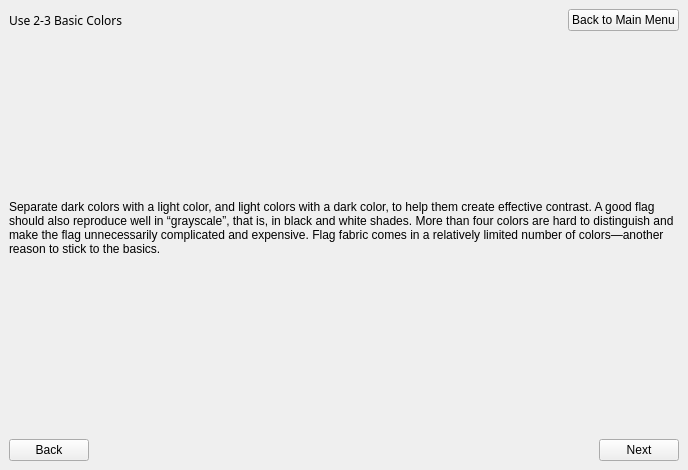
This is usebasiccolorslesson.ui in zxjorge/EDApp as Qt 5 draws it before an edit. The edited form follows.
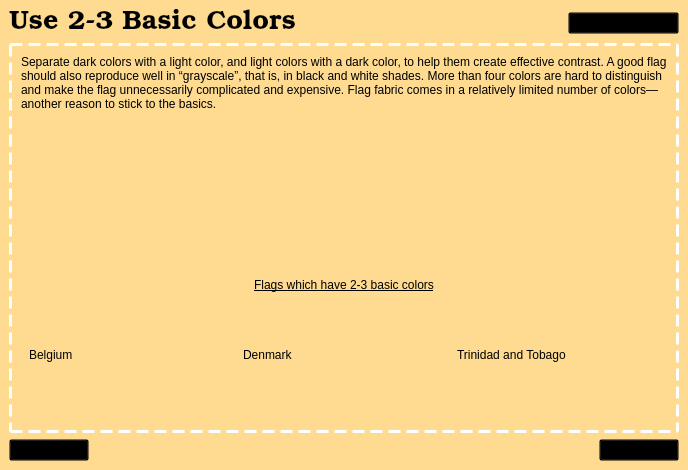
This is the edited form. The open tabs and pages were chosen to show the change. Icons and pictures are not drawn.

Commit message: Second page for keep simple and basic colors have been revamped

Diff of the .ui file:
```diff
--- a/usebasiccolorslesson.ui
+++ b/usebasiccolorslesson.ui
@@ -296,25 +296,37 @@
    </layout>
   </widget>
   <widget class="QWidget" name="page_2">
-   <layout class="QVBoxLayout" name="verticalLayout_4">
+   <property name="styleSheet">
+    <string notr="true">background-color: rgb(255, 219, 146);</string>
+   </property>
+   <layout class="QVBoxLayout" name="verticalLayout_6">
     <item>
      <layout class="QVBoxLayout" name="verticalLayout_3">
       <item>
-       <layout class="QHBoxLayout" name="horizontalLayout_3">
+       <layout class="QVBoxLayout" name="verticalLayout_2">
         <item>
-         <widget class="QLabel" name="label_9">
+         <layout class="QHBoxLayout" name="horizontalLayout_2">
+          <item>
+           <widget class="QLabel" name="label_4">
           <property name="font">
            <font>
-            <family>Stencil</family>
-           </font>
-          </property>
+              <family>Bookman Old Style</family>
+              <pointsize>20</pointsize>
+              <italic>false</italic>
+              <bold>false</bold>
+             </font>
+            </property>
+            <property name="styleSheet">
+             <string notr="true">font: 500 20pt &quot;Bookman Old Style&quot;;
+color: rgb(0, 0, 0);</string>
+            </property>
           <property name="text">
            <string>Use 2-3 Basic Colors</string>
           </property>
          </widget>
         </item>
         <item>
-         <spacer name="horizontalSpacer_3">
+           <spacer name="horizontalSpacer_2">
           <property name="orientation">
            <enum>Qt::Horizontal</enum>
           </property>
@@ -328,6 +340,11 @@
         </item>
         <item>
          <widget class="QPushButton" name="mainMenu_2">
+            <property name="styleSheet">
+             <string notr="true">text-decoration: underline; 
+font: 9pt &quot;Arial Narrow&quot;;
+background-color: transparent;</string>
+            </property>
           <property name="text">
            <string>Back to Main Menu</string>
           </property>
@@ -336,27 +353,176 @@
        </layout>
       </item>
       <item>
-       <widget class="QLabel" name="label_10">
+         <widget class="QFrame" name="verticalFrame">
+          <property name="styleSheet">
+           <string notr="true">QFrame#verticalFrame {
+        border: 3px dashed white;
+}
+</string>
+          </property>
+          <layout class="QVBoxLayout" name="verticalLayout_34">
+           <item>
+            <widget class="QLabel" name="label_5">
+             <property name="styleSheet">
+              <string notr="true">
+font: 300 14pt &quot;Bookman Old Style&quot;;
+color: rgb(0, 0, 0);</string>
+             </property>
         <property name="text">
          <string>Separate dark colors with a light color, and light colors with a dark color, to help them create effective contrast. A good flag should also reproduce well in “grayscale”, that is, in black and white shades. More than four colors are hard to distinguish and make the flag unnecessarily complicated and expensive. Flag fabric comes in a relatively limited number of colors—another reason to stick to the basics.
+
 </string>
         </property>
+             <property name="alignment">
+              <set>Qt::AlignLeading|Qt::AlignLeft|Qt::AlignTop</set>
+             </property>
         <property name="wordWrap">
          <bool>true</bool>
+             </property>
+            </widget>
+           </item>
+           <item>
+            <layout class="QVBoxLayout" name="verticalLayout_11">
+             <item>
+              <widget class="QLabel" name="label_12">
+               <property name="styleSheet">
+                <string notr="true">font: 300 13pt &quot;Bookman Old Style&quot;;
+text-decoration: underline;</string>
+               </property>
+               <property name="text">
+                <string>Flags which have 2-3 basic colors</string>
+               </property>
+               <property name="alignment">
+                <set>Qt::AlignCenter</set>
         </property>
        </widget>
       </item>
       <item>
        <layout class="QHBoxLayout" name="horizontalLayout_6">
         <item>
+                <layout class="QVBoxLayout" name="verticalLayout_16">
+                 <item>
+                  <widget class="QLabel" name="label_14">
+                   <property name="styleSheet">
+                    <string notr="true">font: 300 10pt &quot;Bookman Old Style&quot;;</string>
+                   </property>
+                   <property name="text">
+                    <string>Belgium</string>
+                   </property>
+                  </widget>
+                 </item>
+                 <item>
+                  <widget class="QLabel" name="label_13">
+                   <property name="maximumSize">
+                    <size>
+                     <width>200</width>
+                     <height>133</height>
+                    </size>
+                   </property>
+                   <property name="text">
+                    <string/>
+                   </property>
+                   <property name="pixmap">
+                    <pixmap resource="Resources.qrc">:/Flags/be.png</pixmap>
+                   </property>
+                   <property name="scaledContents">
+                    <bool>true</bool>
+                   </property>
+                  </widget>
+                 </item>
+                </layout>
+               </item>
+               <item>
+                <layout class="QVBoxLayout" name="verticalLayout_18">
+                 <item>
+                  <widget class="QLabel" name="label_16">
+                   <property name="styleSheet">
+                    <string notr="true">font: 300 10pt &quot;Bookman Old Style&quot;;</string>
+                   </property>
+                   <property name="text">
+                    <string>Denmark</string>
+                   </property>
+                  </widget>
+                 </item>
+                 <item>
+                  <widget class="QLabel" name="label_15">
+                   <property name="maximumSize">
+                    <size>
+                     <width>200</width>
+                     <height>133</height>
+                    </size>
+                   </property>
+                   <property name="text">
+                    <string/>
+                   </property>
+                   <property name="pixmap">
+                    <pixmap resource="Resources.qrc">:/Flags/dk.png</pixmap>
+                   </property>
+                   <property name="scaledContents">
+                    <bool>true</bool>
+                   </property>
+                  </widget>
+                 </item>
+                </layout>
+               </item>
+               <item>
+                <layout class="QVBoxLayout" name="verticalLayout_17">
+                 <item>
+                  <widget class="QLabel" name="label_18">
+                   <property name="styleSheet">
+                    <string notr="true">font: 300 10pt &quot;Bookman Old Style&quot;;</string>
+                   </property>
+                   <property name="text">
+                    <string>Trinidad and Tobago</string>
+                   </property>
+                  </widget>
+                 </item>
+                 <item>
+                  <widget class="QLabel" name="label_17">
+                   <property name="maximumSize">
+                    <size>
+                     <width>200</width>
+                     <height>133</height>
+                    </size>
+                   </property>
+                   <property name="text">
+                    <string/>
+                   </property>
+                   <property name="pixmap">
+                    <pixmap resource="Resources.qrc">:/Flags/tt.png</pixmap>
+                   </property>
+                   <property name="scaledContents">
+                    <bool>true</bool>
+                   </property>
+                  </widget>
+                 </item>
+                </layout>
+               </item>
+              </layout>
+             </item>
+            </layout>
+           </item>
+          </layout>
+         </widget>
+        </item>
+       </layout>
+      </item>
+      <item>
+       <layout class="QHBoxLayout" name="horizontalLayout_3">
+        <item>
          <widget class="QPushButton" name="backButton">
+          <property name="styleSheet">
+           <string notr="true">text-decoration: underline; 
+font: 9pt &quot;Arial Narrow&quot;;
+background-color: transparent;</string>
+          </property>
           <property name="text">
            <string>Back</string>
           </property>
          </widget>
         </item>
         <item>
-         <spacer name="horizontalSpacer_6">
+         <spacer name="horizontalSpacer_3">
           <property name="orientation">
            <enum>Qt::Horizontal</enum>
           </property>
@@ -370,6 +536,11 @@
         </item>
         <item>
          <widget class="QPushButton" name="nextButton_2">
+          <property name="styleSheet">
+           <string notr="true">text-decoration: underline; 
+font: 9pt &quot;Arial Narrow&quot;;
+background-color: transparent;</string>
+          </property>
           <property name="text">
            <string>Next</string>
           </property>
```
Left out of the diff: 3 changed lines with no effect on the pictures. Lines whose indentation alone changed are shown as unchanged. The commit also changes 1 other file.
